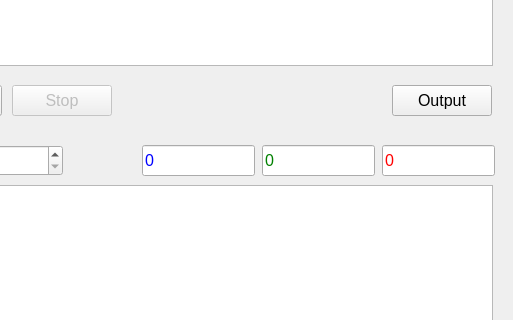
The window that ui/MainWindow.ui (nguyenvantat1182002/GetSendEmails) describes before a commit, drawn with Qt 5; both pictures show x 118 to 631 and y 225 to 545 of the 631 by 831 pixel window.
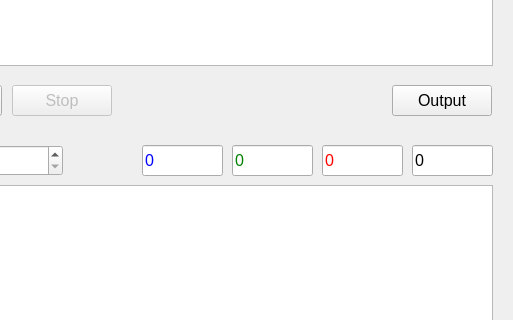
The same window after the commit.

Patch:
```diff
--- a/ui/MainWindow.ui
+++ b/ui/MainWindow.ui
@@ -158,7 +158,7 @@
      <rect>
       <x>260</x>
       <y>370</y>
-      <width>113</width>
+      <width>81</width>
       <height>31</height>
      </rect>
     </property>
@@ -172,9 +172,9 @@
    <widget class="QLineEdit" name="lineEdit_2">
     <property name="geometry">
      <rect>
-      <x>380</x>
+      <x>350</x>
       <y>370</y>
-      <width>113</width>
+      <width>81</width>
       <height>31</height>
      </rect>
     </property>
@@ -188,9 +188,9 @@
    <widget class="QLineEdit" name="lineEdit_3">
     <property name="geometry">
      <rect>
-      <x>500</x>
+      <x>440</x>
       <y>370</y>
-      <width>113</width>
+      <width>81</width>
       <height>31</height>
      </rect>
     </property>
@@ -243,6 +243,22 @@
      <string>...</string>
     </property>
    </widget>
+   <widget class="QLineEdit" name="lineEdit_5">
+    <property name="geometry">
+     <rect>
+      <x>530</x>
+      <y>370</y>
+      <width>81</width>
+      <height>31</height>
+     </rect>
+    </property>
+    <property name="text">
+     <string>0</string>
+    </property>
+    <property name="readOnly">
+     <bool>true</bool>
+    </property>
+   </widget>
   </widget>
  </widget>
  <resources/>
```
